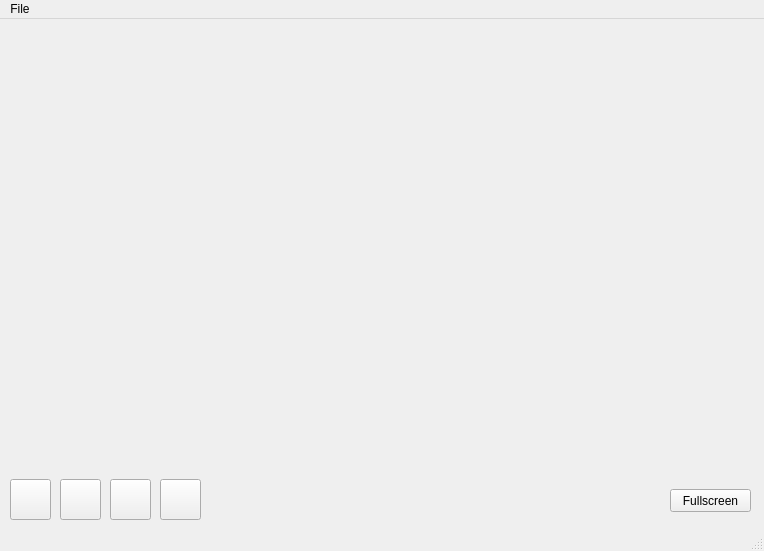
simeks/m7017e-lab, file src/qt/playerwindow.ui: the form before one commit.
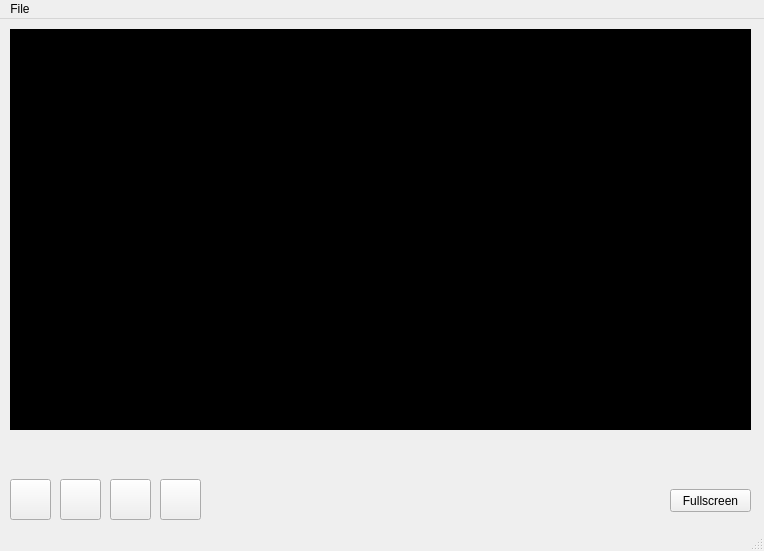
The form after the commit. Icons and pictures are not drawn.

Commit message: Added a video window

```diff
--- a/src/qt/playerwindow.ui
+++ b/src/qt/playerwindow.ui
@@ -13,6 +13,9 @@
   <property name="windowTitle">
    <string>PlayerWindow</string>
   </property>
+  <property name="autoFillBackground">
+   <bool>true</bool>
+  </property>
   <widget class="QWidget" name="centralWidget">
    <widget class="QToolButton" name="playButton">
     <property name="geometry">
@@ -158,6 +161,83 @@
      </item>
     </layout>
    </widget>
+   <widget class="QWidget" name="widget" native="true">
+    <property name="geometry">
+     <rect>
+      <x>10</x>
+      <y>10</y>
+      <width>741</width>
+      <height>401</height>
+     </rect>
+    </property>
+    <property name="palette">
+     <palette>
+      <active>
+       <colorrole role="Base">
+        <brush brushstyle="SolidPattern">
+         <color alpha="255">
+          <red>0</red>
+          <green>0</green>
+          <blue>0</blue>
+         </color>
+        </brush>
+       </colorrole>
+       <colorrole role="Window">
+        <brush brushstyle="SolidPattern">
+         <color alpha="255">
+          <red>0</red>
+          <green>0</green>
+          <blue>0</blue>
+         </color>
+        </brush>
+       </colorrole>
+      </active>
+      <inactive>
+       <colorrole role="Base">
+        <brush brushstyle="SolidPattern">
+         <color alpha="255">
+          <red>0</red>
+          <green>0</green>
+          <blue>0</blue>
+         </color>
+        </brush>
+       </colorrole>
+       <colorrole role="Window">
+        <brush brushstyle="SolidPattern">
+         <color alpha="255">
+          <red>0</red>
+          <green>0</green>
+          <blue>0</blue>
+         </color>
+        </brush>
+       </colorrole>
+      </inactive>
+      <disabled>
+       <colorrole role="Base">
+        <brush brushstyle="SolidPattern">
+         <color alpha="255">
+          <red>0</red>
+          <green>0</green>
+          <blue>0</blue>
+         </color>
+        </brush>
+       </colorrole>
+       <colorrole role="Window">
+        <brush brushstyle="SolidPattern">
+         <color alpha="255">
+          <red>0</red>
+          <green>0</green>
+          <blue>0</blue>
+         </color>
+        </brush>
+       </colorrole>
+      </disabled>
+     </palette>
+    </property>
+    <property name="autoFillBackground">
+     <bool>true</bool>
+    </property>
+   </widget>
    <zorder>layoutWidget</zorder>
    <zorder>fullScreenButton</zorder>
    <zorder>playButton</zorder>
```
Left out of the diff: 19 changed lines with no effect on the pictures. The commit also changes 3 other files.
